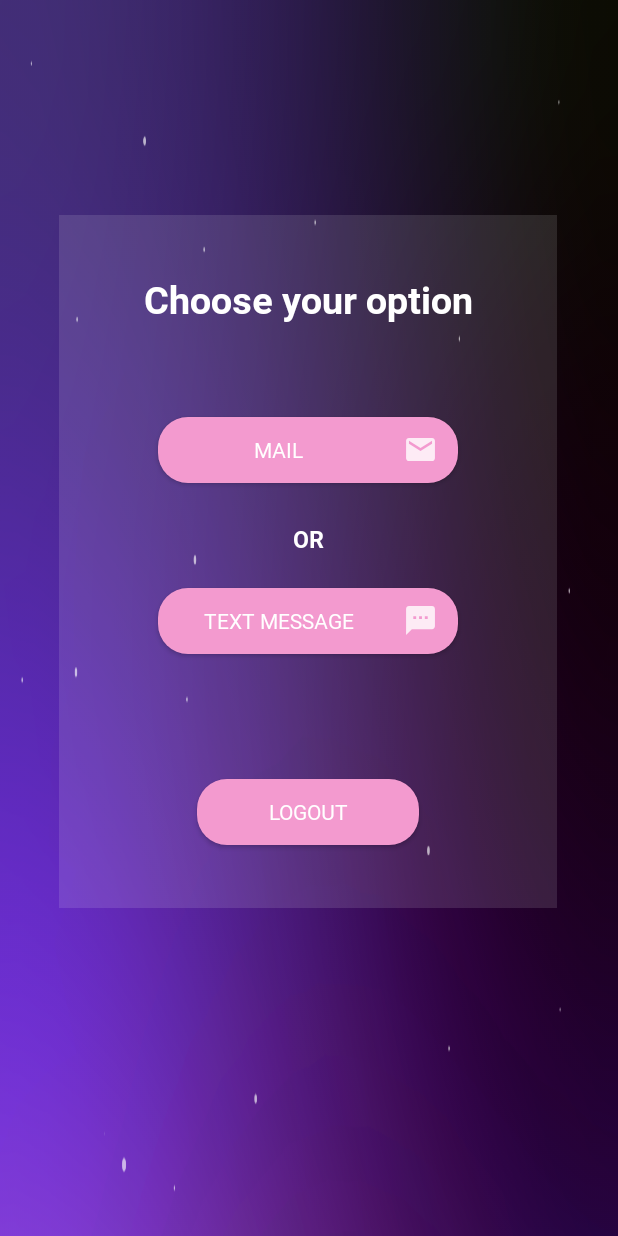
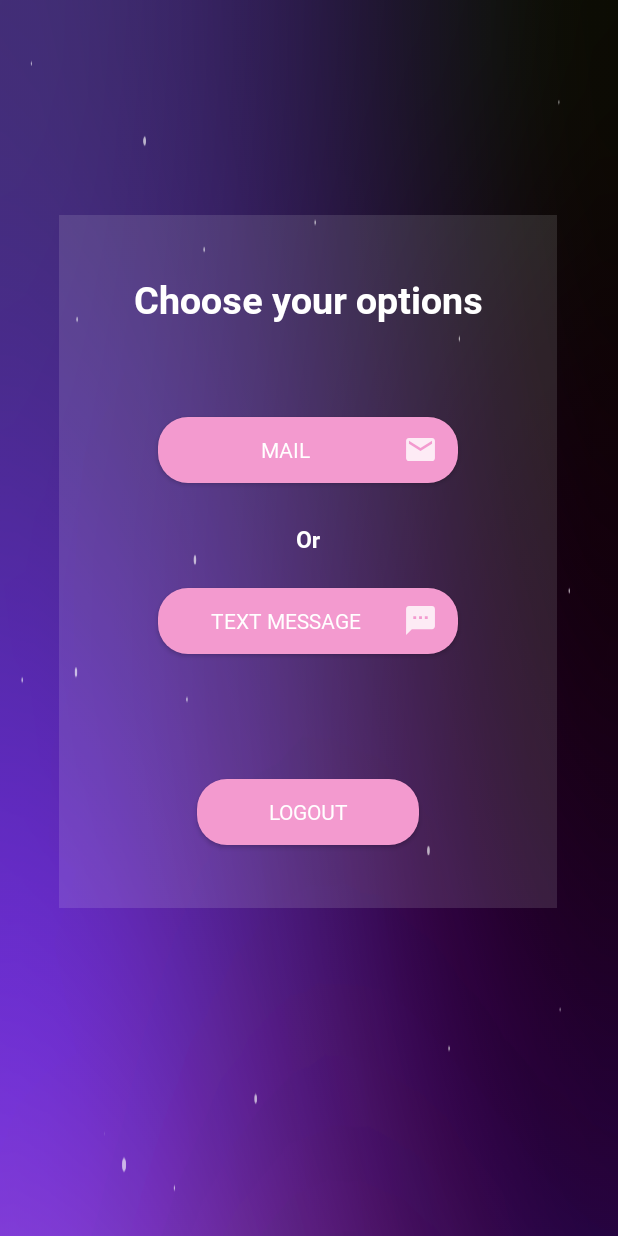
Before and after one commit to shivasharma14/Email-and-Message-Client, an Android app: the options screen opened directly, with no data from a screen before it, on a phone screen of 412 x 824 dp. Run offline under Robolectric (Android 15) with nearby library versions, the phone set to English and light mode, and no system bars.

Commit message:
:green_salad: changed hardcoded string

```diff
--- a/app/src/main/res/layout/activity_options.xml
+++ b/app/src/main/res/layout/activity_options.xml
@@ -31,9 +31,9 @@
             android:layout_height="51dp"
             android:fontFamily="@font/roboto_bold"
             android:gravity="center"
-            android:text="Choose your option"
+            android:text="@string/welcome_options"
             android:textColor="#FFFFFF"
-            android:textSize="25dp"
+            android:textSize="25sp"
             app:layout_constraintBottom_toBottomOf="parent"
             app:layout_constraintEnd_toEndOf="parent"
             app:layout_constraintStart_toStartOf="parent"
@@ -46,7 +46,7 @@
             android:layout_height="44dp"
             android:background="@drawable/round"
             android:fontFamily="@font/roboto_regular"
-            android:text="Logout"
+            android:text="@string/logout"
             android:textColor="#FFFFFF"
             android:textColorHighlight="#FFFFFF"
             android:textColorHint="#FFFFFF"
@@ -65,9 +65,9 @@
             android:layout_height="35dp"
             android:fontFamily="@font/roboto_bold"
             android:gravity="center"
-            android:text="OR"
+            android:text="@string/or"
             android:textColor="#FFFFFF"
-            android:textSize="15dp"
+            android:textSize="15sp"
             app:layout_constraintBottom_toBottomOf="parent"
             app:layout_constraintEnd_toEndOf="parent"
             app:layout_constraintStart_toStartOf="parent"
@@ -79,11 +79,12 @@
             android:layout_width="200dp"
             android:layout_height="44dp"
             android:background="@drawable/round"
+            android:drawableEnd="@drawable/ic_action_msg"
             android:fontFamily="@font/roboto_regular"
-            android:text="Text Message"
-            android:drawableRight="@drawable/ic_action_msg"
+            android:gravity="center"
+            android:paddingLeft="10dp"
             android:paddingRight="10dp"
-            android:gravity="center"
+            android:text="@string/message"
             android:textColor="#FFFFFF"
             android:textColorHighlight="#FFFFFF"
             android:textColorHint="#FFFFFF"
@@ -101,10 +102,11 @@
             android:layout_width="200dp"
             android:layout_height="44dp"
             android:background="@drawable/round"
+            android:drawableEnd="@drawable/ic_action_mail"
             android:fontFamily="@font/roboto_regular"
-            android:text="Mail"
-            android:drawableRight="@drawable/ic_action_mail"
+            android:paddingLeft="10dp"
             android:paddingRight="10dp"
+            android:text="@string/mail"
             android:textColor="#FFFFFF"
             android:textColorHighlight="#FFFFFF"
             android:textColorHint="#FFFFFF"
```
